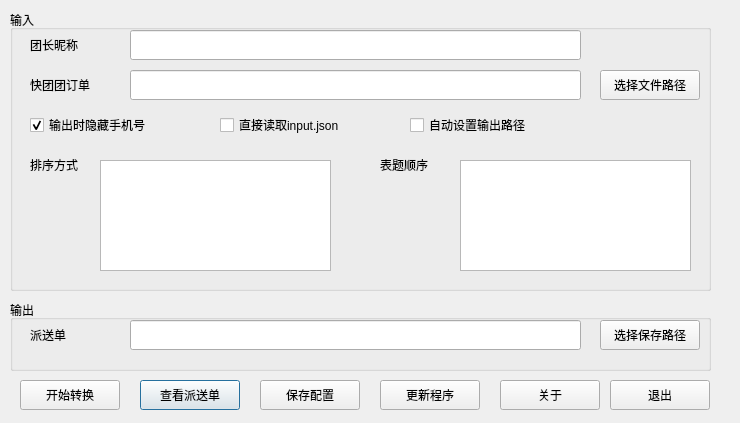
mtshang1984/GrouponDeliveryNote, file GrouponDeliveryNoteMainDialog.ui: the form before one commit.
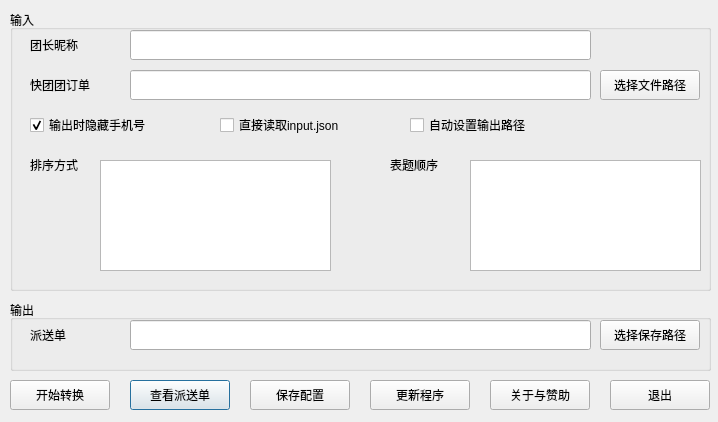
The form after the commit.

```diff
--- a/GrouponDeliveryNoteMainDialog.ui
+++ b/GrouponDeliveryNoteMainDialog.ui
@@ -6,8 +6,8 @@
    <rect>
     <x>0</x>
     <y>0</y>
-    <width>740</width>
-    <height>423</height>
+    <width>718</width>
+    <height>422</height>
    </rect>
   </property>
   <property name="windowTitle">
@@ -34,7 +34,7 @@
     <rect>
      <x>130</x>
      <y>320</y>
-     <width>451</width>
+     <width>461</width>
      <height>30</height>
     </rect>
    </property>
@@ -45,7 +45,7 @@
   <widget class="QPushButton" name="pushButtonOpenDeliveryNote">
    <property name="geometry">
     <rect>
-     <x>140</x>
+     <x>130</x>
      <y>380</y>
      <width>100</width>
      <height>30</height>
@@ -58,20 +58,20 @@
   <widget class="QPushButton" name="pushButtonAbout">
    <property name="geometry">
     <rect>
-     <x>500</x>
+     <x>490</x>
      <y>380</y>
      <width>100</width>
      <height>30</height>
     </rect>
    </property>
    <property name="text">
-    <string>关于</string>
+    <string>关于与赞助</string>
    </property>
   </widget>
   <widget class="QPushButton" name="pushButtonCheckUpdate">
    <property name="geometry">
     <rect>
-     <x>380</x>
+     <x>370</x>
      <y>380</y>
      <width>100</width>
      <height>30</height>
@@ -140,7 +140,7 @@
      <rect>
       <x>120</x>
       <y>20</y>
-      <width>451</width>
+      <width>461</width>
       <height>30</height>
      </rect>
     </property>
@@ -176,7 +176,7 @@
      <rect>
       <x>120</x>
       <y>60</y>
-      <width>451</width>
+      <width>461</width>
       <height>30</height>
      </rect>
     </property>
@@ -210,7 +210,7 @@
    <widget class="QLabel" name="label_5">
     <property name="geometry">
      <rect>
-      <x>370</x>
+      <x>380</x>
       <y>140</y>
       <width>80</width>
       <height>30</height>
@@ -223,7 +223,7 @@
    <widget class="QListView" name="listViewTitleSequence">
     <property name="geometry">
      <rect>
-      <x>450</x>
+      <x>460</x>
       <y>150</y>
       <width>231</width>
       <height>111</height>
@@ -289,7 +289,7 @@
   <widget class="QPushButton" name="pushButtonStartConvert">
    <property name="geometry">
     <rect>
-     <x>20</x>
+     <x>10</x>
      <y>380</y>
      <width>100</width>
      <height>30</height>
@@ -302,7 +302,7 @@
   <widget class="QPushButton" name="pushButtonSaveConfig">
    <property name="geometry">
     <rect>
-     <x>260</x>
+     <x>250</x>
      <y>380</y>
      <width>100</width>
      <height>30</height>
```
